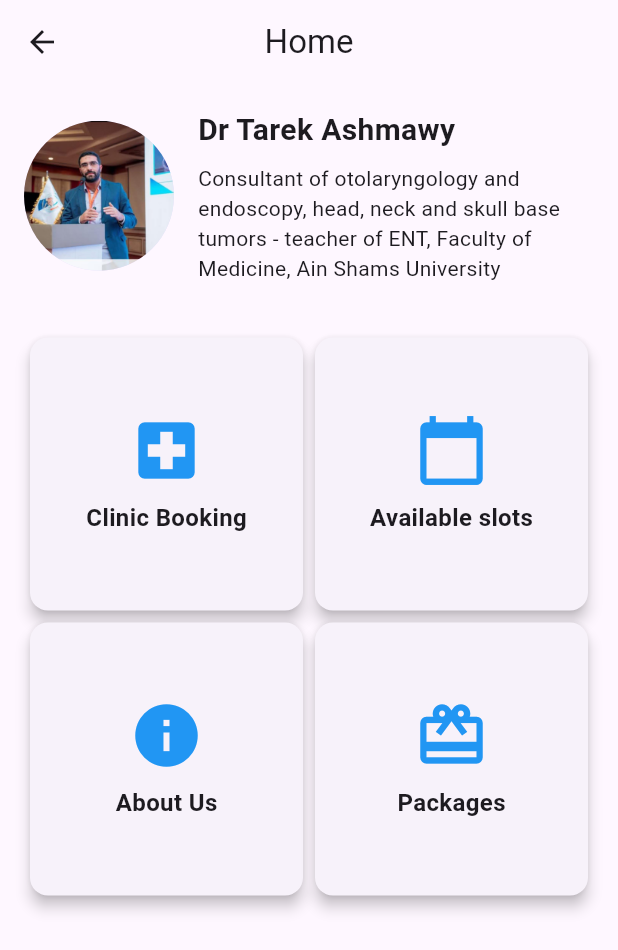
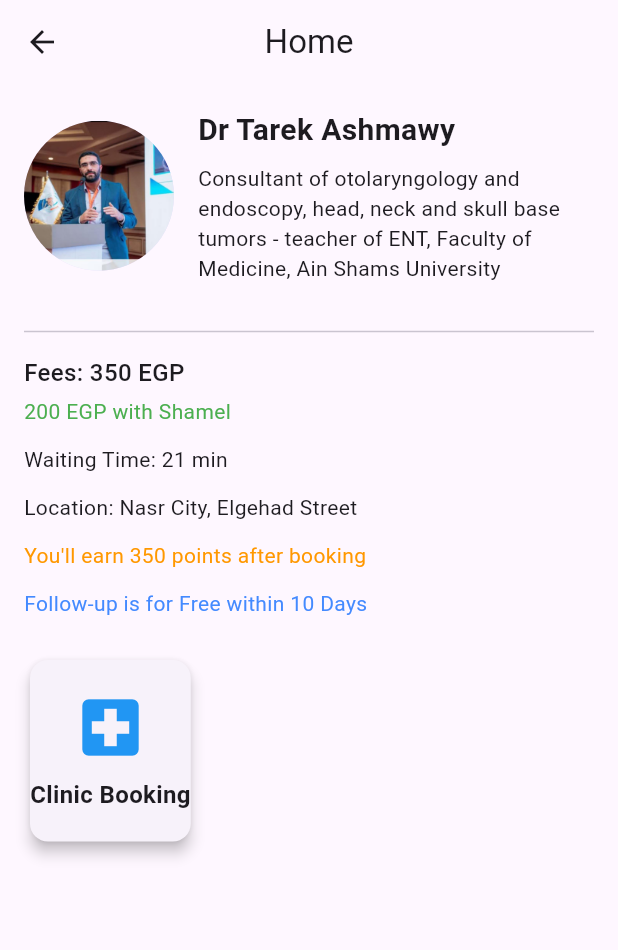
Before and after one commit to MariamAshmawyy/Clinic-project, a Flutter app: the HomeScreen screen opened by its route, on a phone screen of 412 x 824 dp. Shown: the top 950 px of the screen. Run offline on Flutter 3.47's test engine with Material 3 defaults, Android fonts, the phone set to English and light mode, and no system bars; our stand-ins replace animate_do, cloud_firestore, dio, firebase_auth, firebase_core, firebase_messaging and 5 more; accounts and stored records are empty; project files that could hold a hidden picture were left out.

Commit message:
added some features

```diff
--- a/lib/doctor_slots_screen.dart
+++ b/lib/doctor_slots_screen.dart
@@ -105,6 +105,12 @@ class DoctorSlotsScreenState extends State<DoctorSlotsScreen> {
       appBar: AppBar(
         title: const Text('Manage Weekly Slots'),
         centerTitle: true,
+        leading: IconButton(
+          icon: const Icon(Icons.arrow_back),
+          onPressed: () {
+            Navigator.pushReplacementNamed(context, '/doctor_dashboard');
+          },
+        ),
       ),
       body: Padding(
         padding: const EdgeInsets.all(16.0),
--- a/lib/home_screen.dart
+++ b/lib/home_screen.dart
@@ -10,9 +10,17 @@ class HomeScreen extends StatelessWidget {
       appBar: AppBar(
         title: const Text('Home'),
         centerTitle: true,
+        leading: IconButton(
+          icon: const Icon(Icons.arrow_back),
+          onPressed: () {
+            Navigator.pushReplacementNamed(context, '/'); // Replace '/auth' with your auth screen route name
+          },
         ),
+      ),
+
       body: SingleChildScrollView(
         child: Column(
+          crossAxisAlignment: CrossAxisAlignment.start,
           children: [
             Padding(
               padding: const EdgeInsets.all(16.0),
@@ -21,7 +29,7 @@ class HomeScreen extends StatelessWidget {
                   FadeInLeft(
                     child: const CircleAvatar(
                       radius: 50,
-                      backgroundImage: AssetImage('assets/doctor_image.jpg'), // Add doctor photo here
+                      backgroundImage: AssetImage('assets/doctor_image.jpg'),
                     ),
                   ),
                   const SizedBox(width: 16),
@@ -49,17 +57,53 @@ class HomeScreen extends StatelessWidget {
                 ],
               ),
             ),
-            GridView.count(
-              shrinkWrap: true,
-              physics: const NeverScrollableScrollPhysics(),
-              crossAxisCount: 2,
-              padding: const EdgeInsets.all(16),
+            const Padding(
+              padding: EdgeInsets.symmetric(horizontal: 16.0, vertical: 8),
+              child: Column(
+                crossAxisAlignment: CrossAxisAlignment.start,
                 children: [
-                _buildGridItem(context, 'Clinic Booking', Icons.local_hospital, '/appointment'),
-                _buildGridItem(context, 'Available slots', Icons.calendar_today,'/availability'),
-                _buildGridItem(context, 'About Us', Icons.info, '/history'),
-                _buildGridItem(context, 'Packages', Icons.card_giftcard, '/profile'),
+                  Divider(),
+                  SizedBox(height: 8),
+                  Text(
+                    'Fees: 350 EGP',
+                    style: TextStyle(fontSize: 16, fontWeight: FontWeight.w500),
+                  ),
+                  SizedBox(height: 4),
+                  Text(
+                    '200 EGP with Shamel',
+                    style: TextStyle(fontSize: 14, color: Colors.green),
+                  ),
+                  SizedBox(height: 12),
+                  Text(
+                    'Waiting Time: 21 min',
+                    style: TextStyle(fontSize: 14),
+                  ),
+                  SizedBox(height: 12),
+                  Text(
+                    'Location: Nasr City, Elgehad Street',
+                    style: TextStyle(fontSize: 14),
+                  ),
+                  SizedBox(height: 12),
+                  Text(
+                    'You\'ll earn 350 points after booking',
+                    style: TextStyle(fontSize: 14, color: Colors.orange),
+                  ),
+                  SizedBox(height: 12),
+                  Text(
+                    'Follow-up is for Free within 10 Days',
+                    style: TextStyle(fontSize: 14, color: Colors.blueAccent),
+                  ),
                 ],
+              ),
+            ),
+            Padding(
+              padding: const EdgeInsets.all(16.0),
+              child: _buildGridItem(
+                context,
+                'Clinic Booking',
+                Icons.local_hospital,
+                '/appointment',
+              ),
             ),
           ],
         ),
@@ -81,8 +125,10 @@ class HomeScreen extends StatelessWidget {
       child: Card(
         shape: RoundedRectangleBorder(borderRadius: BorderRadius.circular(12)),
         elevation: 4,
+        child: Padding(
+          padding: const EdgeInsets.symmetric(vertical: 20.0),
           child: Column(
-          mainAxisAlignment: MainAxisAlignment.center,
+            mainAxisSize: MainAxisSize.min,
             children: [
               Icon(icon, size: 50, color: Colors.blue),
               const SizedBox(height: 8),
@@ -90,6 +136,7 @@ class HomeScreen extends StatelessWidget {
             ],
           ),
         ),
+      ),
     );
   }
 }
```
Also changed, not shown: lib/doctor_records_screen.dart (+77 -13 lines). Lines whose indentation alone changed are shown as unchanged.
